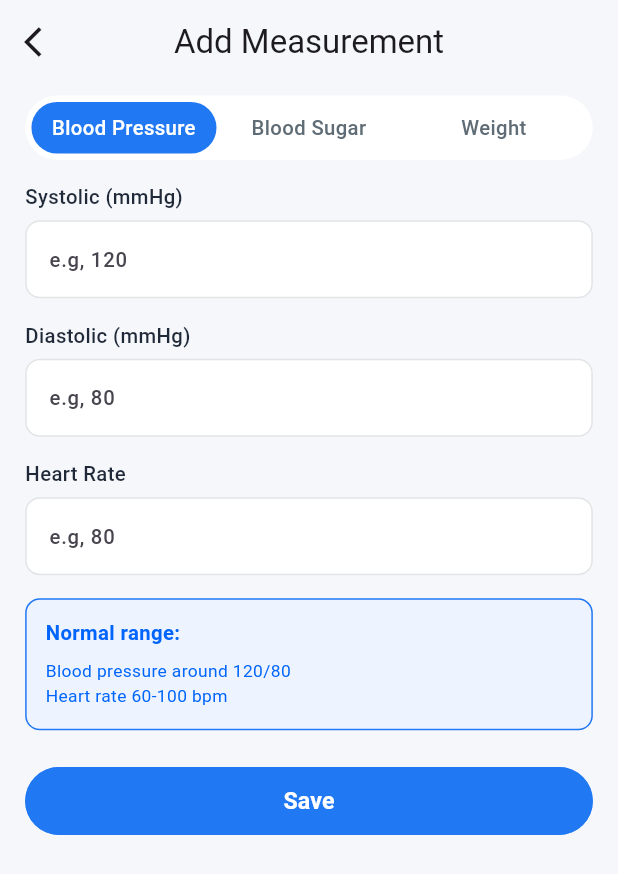
After one commit to ahmedaboseada/mediApp, a Flutter app: the AddMeasurementScreen screen opened directly, on a phone screen of 412 x 824 dp. The commit adds this screen. Shown: the top 874 px of the screen. Run offline on Flutter 3.47's test engine with Material 3 defaults, Android fonts, the phone set to English and light mode, and no system bars; our stand-ins replace dartz, dio, dropdown_button2, equatable, fl_chart, flutter_bloc and 17 more; missing offline and left inert: google_places_autocomplete_text_field, latlong_to_place; accounts and stored records are empty; project files that could hold a hidden picture were left out.

Commit message:
feat: implement add measurement feature with UI components and navigation

```diff
--- a/frontend/lib/core/constants/app_strings.dart
+++ b/frontend/lib/core/constants/app_strings.dart
@@ -102,11 +102,15 @@ class AppStrings {
   static const String days90 = "90 Days";
   static const String systolic = "Systolic";
   static const String diastolic = "Diastolic";
+    static const String addMeasurement = "Add Measurement";
   static const String addMeasurements = "Add Measurements";
   static const String addBloodPressure = "Add Blood Pressure";
   static const String addBloodSugar = "Add Blood Sugar";
   static const String addHeartRate = "Add Heart Rate";
   static const String addWeight = "Add Weight";
+    static const String bloodGlucose = "Blood Glucose";
+    static const String normalRange = "Normal range:";
+    static const String tips = "Tips:";
   static const String noSymptomsTracked =
       "No symptoms tracked yet. Start adding your first symptom update.";
   static const String monthJan = "JAN";
--- a/frontend/lib/core/widgets/custom_app_bar.dart
+++ b/frontend/lib/core/widgets/custom_app_bar.dart
@@ -2,7 +2,9 @@ import 'package:flutter/material.dart';
 import 'package:go_router/go_router.dart';
 
 class CustomAppBar extends StatelessWidget implements PreferredSizeWidget {
-  const CustomAppBar({super.key});
+  const CustomAppBar({super.key,  this.title=''
+  });
+  final String title ;
 
   @override
   Widget build(BuildContext context) {
@@ -13,6 +15,8 @@ class CustomAppBar extends StatelessWidget implements PreferredSizeWidget {
           context.pop(context);
         },
       ),
+      title: Text(title),
+      centerTitle: true,
     );
   }
 
--- /dev/null
+++ b/frontend/lib/features/patient/features/health_measurements/presentation/screens/add_measurement_screen.dart
@@ -0,0 +1,98 @@
+import 'package:flutter/material.dart';
+import 'package:medi/core/core.dart';
+import 'package:medi/features/patient/features/health_measurements/presentation/widgets/add_measurement_content.dart';
+import 'package:medi/features/patient/features/health_measurements/presentation/widgets/add_measurement_tab_selector.dart';
+
+enum AddMeasurementTab { bloodPressure, bloodSugar, weight }
+
+class AddMeasurementScreen extends StatefulWidget {
+  const AddMeasurementScreen({
+    super.key,
+    this.initialTab = AddMeasurementTab.bloodPressure,
+  });
+
+  final AddMeasurementTab initialTab;
+
+  @override
+  State<AddMeasurementScreen> createState() => _AddMeasurementScreenState();
+}
+
+class _AddMeasurementScreenState extends State<AddMeasurementScreen> {
+  late AddMeasurementTab _selectedTab;
+
+  final TextEditingController _systolicController = TextEditingController();
+  final TextEditingController _diastolicController = TextEditingController();
+  final TextEditingController _heartRateController = TextEditingController();
+  final TextEditingController _bloodGlucoseController = TextEditingController();
+  final TextEditingController _weightController = TextEditingController();
+
+  @override
+  void initState() {
+    super.initState();
+    _selectedTab = widget.initialTab;
+  }
+
+  @override
+  void dispose() {
+    _systolicController.dispose();
+    _diastolicController.dispose();
+    _heartRateController.dispose();
+    _bloodGlucoseController.dispose();
+    _weightController.dispose();
+    super.dispose();
+  }
+
+  @override
+  Widget build(BuildContext context) {
+    return GestureDetector(
+      onTap: () => FocusScope.of(context).unfocus(),
+      child: Scaffold(
+        appBar: CustomAppBar(title: AppStrings.addMeasurement),
+        body: SafeArea(
+          child: SingleChildScrollView(
+            padding: EdgeInsets.fromLTRB(
+              AppSizes.w16,
+              AppSizes.h8,
+              AppSizes.w16,
+              AppSizes.h24,
+            ),
+            child: Column(
+              crossAxisAlignment: CrossAxisAlignment.stretch,
+              children: <Widget>[
+                AddMeasurementTabSelector(
+                  selectedTabIndex: _selectedTab.index,
+                  onTabSelected: (int index) {
+                    setState(() {
+                      _selectedTab = AddMeasurementTab.values[index];
+                    });
+                  },
+                ),
+                SizedBox(height: AppSizes.h16),
+                AddMeasurementContent(
+                  selectedTabIndex: _selectedTab.index,
+                  systolicController: _systolicController,
+                  diastolicController: _diastolicController,
+                  heartRateController: _heartRateController,
+                  bloodGlucoseController: _bloodGlucoseController,
+                  weightController: _weightController,
+                ),
+                SizedBox(height: AppSizes.h24),
+                PrimaryButton(text: AppStrings.save, onPressed: _handleSave),
+              ],
+            ),
+          ),
+        ),
+      ),
+    );
+  }
+
+  void _handleSave() {
+    ScaffoldMessenger.of(context).showSnackBar(
+      SnackBar(
+        content: Text(
+          '${AppStrings.addMeasurement} ${AppStrings.save.toLowerCase()}d',
+        ),
+      ),
+    );
+  }
+}
--- a/frontend/lib/features/patient/features/health_measurements/presentation/widgets/add_measurement_bottom_sheet.dart
+++ b/frontend/lib/features/patient/features/health_measurements/presentation/widgets/add_measurement_bottom_sheet.dart
@@ -2,6 +2,7 @@ import 'package:flutter/material.dart';
 import 'package:flutter_svg/flutter_svg.dart';
 import 'package:medi/core/core.dart';
 import 'package:medi/features/patient/features/health_measurements/presentation/models/measurement_model.dart';
+import 'package:medi/features/patient/features/health_measurements/presentation/screens/add_measurement_screen.dart';
 
 void showAddMeasurementBottomSheet(
   BuildContext context, {
@@ -11,12 +12,12 @@ void showAddMeasurementBottomSheet(
     context: context,
     backgroundColor: AppColors.surfaceColor,
     shape: RoundedRectangleBorder(
-      borderRadius: BorderRadius.vertical(
-        top: Radius.circular(AppSizes.r32),
-      ),
+      borderRadius: BorderRadius.vertical(top: Radius.circular(AppSizes.r32)),
     ),
     builder: (BuildContext context) {
-      return SafeArea(child: _AddMeasurementSheet(onMetricSelected: onMetricSelected));
+      return SafeArea(
+        child: _AddMeasurementSheet(onMetricSelected: onMetricSelected),
+      );
     },
   );
 }
@@ -108,8 +109,20 @@ class _AddMeasurementSheet extends StatelessWidget {
   }
 
   void _onTap(BuildContext context, MeasurementMetric metric) {
-    Navigator.maybePop(context);
+    final NavigatorState navigator = Navigator.of(context, rootNavigator: true);
+    final AddMeasurementTab initialTab = switch (metric) {
+      MeasurementMetric.bloodSugar => AddMeasurementTab.bloodSugar,
+      MeasurementMetric.bodyWeight => AddMeasurementTab.weight,
+      _ => AddMeasurementTab.bloodPressure,
+    };
+
+    navigator.pop();
     onMetricSelected?.call(metric);
+    navigator.push(
+      MaterialPageRoute<void>(
+        builder: (_) => AddMeasurementScreen(initialTab: initialTab),
+      ),
+    );
   }
 }
 
@@ -151,10 +164,7 @@ class _MeasurementOption extends StatelessWidget {
               child: Center(
                 child: SvgPicture.asset(
                   iconPath,
-                  colorFilter: ColorFilter.mode(
-                    iconColor,
-                    BlendMode.srcIn,
-                  ),
+                  colorFilter: ColorFilter.mode(iconColor, BlendMode.srcIn),
                   width: AppSizes.w32,
                   height: AppSizes.h32,
                 ),
--- /dev/null
+++ b/frontend/lib/features/patient/features/health_measurements/presentation/widgets/add_measurement_content.dart
@@ -0,0 +1,92 @@
+import 'package:flutter/material.dart';
+import 'package:medi/core/core.dart';
+import 'package:medi/features/patient/features/health_measurements/presentation/widgets/add_measurement_info_card.dart';
+import 'package:medi/features/patient/features/health_measurements/presentation/widgets/add_measurement_input_field.dart';
+
+class AddMeasurementContent extends StatelessWidget {
+  const AddMeasurementContent({
+    super.key,
+    required this.selectedTabIndex,
+    required this.systolicController,
+    required this.diastolicController,
+    required this.heartRateController,
+    required this.bloodGlucoseController,
+    required this.weightController,
+  });
+
+  final int selectedTabIndex;
+  final TextEditingController systolicController;
+  final TextEditingController diastolicController;
+  final TextEditingController heartRateController;
+  final TextEditingController bloodGlucoseController;
+  final TextEditingController weightController;
+
+  @override
+  Widget build(BuildContext context) {
+    return switch (selectedTabIndex) {
+      0 => Column(
+        children: <Widget>[
+          AddMeasurementInputField(
+            label: '${AppStrings.systolic} (mmHg)',
+            hintText: 'e.g, 120',
+            controller: systolicController,
+          ),
+          SizedBox(height: AppSizes.h16),
+          AddMeasurementInputField(
+            label: '${AppStrings.diastolic} (mmHg)',
+            hintText: 'e.g, 80',
+            controller: diastolicController,
+          ),
+          SizedBox(height: AppSizes.h16),
+          AddMeasurementInputField(
+            label: AppStrings.heartRate,
+            hintText: 'e.g, 80',
+            controller: heartRateController,
+          ),
+          SizedBox(height: AppSizes.h16),
+          AddMeasurementInfoCard(
+            title: AppStrings.normalRange,
+            lines: const <String>[
+              'Blood pressure around 120/80',
+              'Heart rate 60-100 bpm',
+            ],
+          ),
+        ],
+      ),
+      1 => Column(
+        children: <Widget>[
+          AddMeasurementInputField(
+            label: '${AppStrings.bloodGlucose} (mg/dL)',
+            hintText: 'e.g, 75',
+            controller: bloodGlucoseController,
+          ),
+          SizedBox(height: AppSizes.h16),
+          AddMeasurementInfoCard(
+            title: AppStrings.normalRange,
+            lines: const <String>[
+              'Fasting: 70-100 mg/dL',
+              'After meal: < 140 mg/dL',
+            ],
+          ),
+        ],
+      ),
+      _ => Column(
+        children: <Widget>[
+          AddMeasurementInputField(
+            label: 'Weight (Kg)',
+            hintText: 'e.g, 120',
+            controller: weightController,
+          ),
+          SizedBox(height: AppSizes.h16),
+          AddMeasurementInfoCard(
+            title: AppStrings.tips,
+            lines: const <String>[
+              '• Weigh yourself at the same time each day',
+              '• Use the same scale for consistency',
+            ],
+          ),
+        ],
+      ),
+    };
+  }
+}
--- /dev/null
+++ b/frontend/lib/features/patient/features/health_measurements/presentation/widgets/add_measurement_info_card.dart
@@ -0,0 +1,42 @@
+import 'package:flutter/material.dart';
+import 'package:medi/core/core.dart';
+
+class AddMeasurementInfoCard extends StatelessWidget {
+  const AddMeasurementInfoCard({
+    super.key,
+    required this.title,
+    required this.lines,
+  });
+
+  final String title;
+  final List<String> lines;
+
+  @override
+  Widget build(BuildContext context) {
+    return Container(
+      width: double.infinity,
+      padding: EdgeInsets.all(AppSizes.w12),
+      decoration: BoxDecoration(
+        color: AppColors.lightBackground,
+        borderRadius: BorderRadius.circular(AppSizes.r10),
+        border: Border.all(color: AppColors.focusedBorderColor),
+      ),
+      child: Column(
+        crossAxisAlignment: CrossAxisAlignment.start,
+        children: <Widget>[
+          Text(
+            title,
+            style: AppStyles.primaryDark12400.copyWith(fontSize: AppSizes.sp14,fontWeight: FontWeight.w600),
+          ),
+          SizedBox(height: AppSizes.h8),
+          ...lines.map(
+            (String line) => Text(
+              line,
+              style: AppStyles.primaryDark12400.copyWith(fontSize: AppSizes.sp12,fontWeight: FontWeight.w400),
+            ),
+          ),
+        ],
+      ),
+    );
+  }
+}
--- /dev/null
+++ b/frontend/lib/features/patient/features/health_measurements/presentation/widgets/add_measurement_input_field.dart
@@ -0,0 +1,25 @@
+import 'package:flutter/material.dart';
+import 'package:medi/core/core.dart';
+
+class AddMeasurementInputField extends StatelessWidget {
+  const AddMeasurementInputField({
+    super.key,
+    required this.label,
+    required this.hintText,
+    required this.controller,
+  });
+
+  final String label;
+  final String hintText;
+  final TextEditingController controller;
+
+  @override
+  Widget build(BuildContext context) {
+    return CustomTextField(
+      label: label,
+      hintText: hintText,
+      controller: controller,
+      keyboardType: const TextInputType.numberWithOptions(decimal: true),
+    );
+  }
+}
--- /dev/null
+++ b/frontend/lib/features/patient/features/health_measurements/presentation/widgets/add_measurement_tab_selector.dart
@@ -0,0 +1,86 @@
+import 'package:flutter/material.dart';
+import 'package:medi/core/core.dart';
+
+class AddMeasurementTabSelector extends StatelessWidget {
+  const AddMeasurementTabSelector({
+    super.key,
+    required this.selectedTabIndex,
+    required this.onTabSelected,
+  });
+
+  final int selectedTabIndex;
+  final ValueChanged<int> onTabSelected;
+
+  @override
+  Widget build(BuildContext context) {
+    return Container(
+      padding: EdgeInsets.all(AppSizes.w4),
+      decoration: BoxDecoration(
+        color: AppColors.surfaceColor,
+        borderRadius: BorderRadius.circular(AppSizes.r40),
+      ),
+      child: Row(
+        children: <Widget>[
+          _TabChip(
+            label: AppStrings.bloodPressure,
+            isSelected: selectedTabIndex == 0,
+            onTap: () => onTabSelected(0),
+          ),
+          _TabChip(
+            label: AppStrings.bloodSugar,
+            isSelected: selectedTabIndex == 1,
+            onTap: () => onTabSelected(1),
+          ),
+          _TabChip(
+            label: AppStrings.weight,
+            isSelected: selectedTabIndex == 2,
+            onTap: () => onTabSelected(2),
+          ),
+        ],
+      ),
+    );
+  }
+}
+
+class _TabChip extends StatelessWidget {
+  const _TabChip({
+    required this.label,
+    required this.isSelected,
+    required this.onTap,
+  });
+
+  final String label;
+  final bool isSelected;
+  final VoidCallback onTap;
+
+  @override
+  Widget build(BuildContext context) {
+    return Expanded(
+      child: GestureDetector(
+        onTap: onTap,
+        child: AnimatedContainer(
+          duration: const Duration(milliseconds: 180),
+          padding: EdgeInsets.symmetric(
+            horizontal: AppSizes.w8,
+            vertical: AppSizes.h8,
+          ),
+          decoration: BoxDecoration(
+            color: isSelected ? AppColors.primary : AppColors.transparentColor,
+            borderRadius: BorderRadius.circular(AppSizes.r40),
+          ),
+          child: Text(
+            label,
+            maxLines: 1,
+            overflow: TextOverflow.ellipsis,
+            textAlign: TextAlign.center,
+            style: TextStyle(
+              color: isSelected ? AppColors.whiteText : AppColors.secondaryText,
+              fontSize: AppSizes.sp14,
+              fontWeight: FontWeight.w500,
+            ),
+          ),
+        ),
+      ),
+    );
+  }
+}
```
